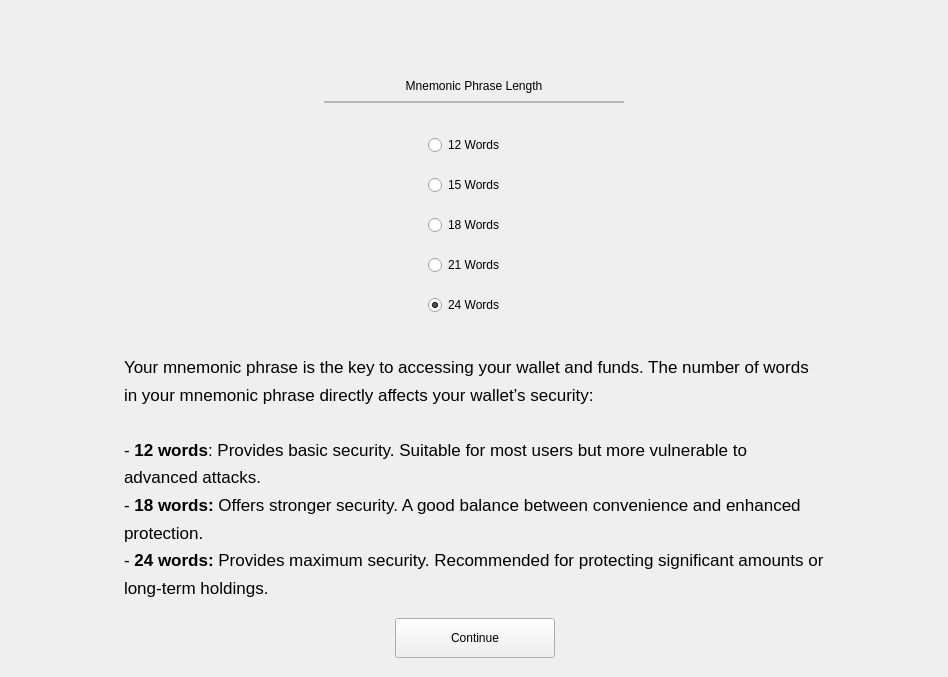
Old version of the form windows_desktop/a_seedlength.ui in the repository mwcproject/mwc-qt-wallet.
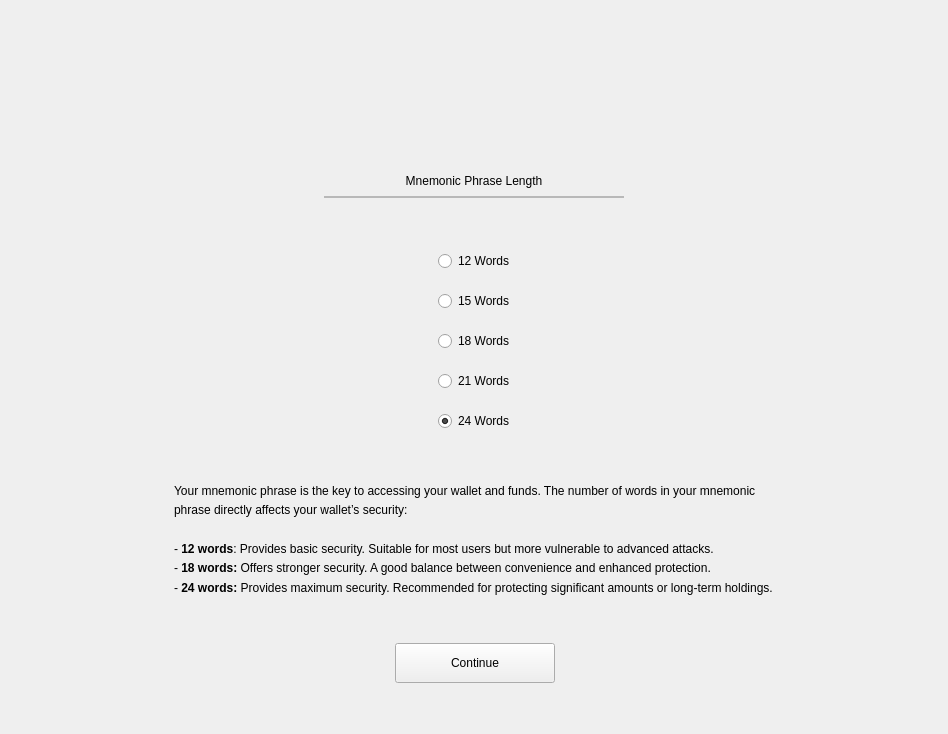
New version of the form. Icons and pictures are not drawn. Custom widgets are drawn as their Qt base class.

Diff of the .ui file:
```diff
--- a/windows_desktop/a_seedlength.ui
+++ b/windows_desktop/a_seedlength.ui
@@ -7,7 +7,7 @@
     <x>0</x>
     <y>0</y>
     <width>948</width>
-    <height>677</height>
+    <height>734</height>
    </rect>
   </property>
   <property name="focusPolicy">
@@ -214,24 +214,30 @@
       </spacer>
      </item>
      <item>
-      <widget class="QWidget" name="RadiosHolder" native="true">
-       <property name="sizePolicy">
-        <sizepolicy hsizetype="Fixed" vsizetype="Fixed">
-         <horstretch>0</horstretch>
-         <verstretch>0</verstretch>
-        </sizepolicy>
-       </property>
+      <widget class="QFrame" name="frame">
        <property name="minimumSize">
         <size>
          <width>221</width>
-         <height>231</height>
+         <height>200</height>
         </size>
        </property>
+       <property name="maximumSize">
+        <size>
+         <width>221</width>
+         <height>200</height>
+        </size>
+       </property>
+       <property name="frameShape">
+        <enum>QFrame::NoFrame</enum>
+       </property>
+       <property name="frameShadow">
+        <enum>QFrame::Plain</enum>
+       </property>
        <widget class="control::MwcRadioButton" name="radioLength24">
         <property name="geometry">
          <rect>
-          <x>50</x>
-          <y>180</y>
+          <x>60</x>
+          <y>170</y>
           <width>96</width>
           <height>20</height>
          </rect>
@@ -249,30 +255,11 @@
          <bool>true</bool>
         </property>
        </widget>
-       <widget class="control::MwcRadioButton" name="radioLength21">
-        <property name="geometry">
-         <rect>
-          <x>50</x>
-          <y>140</y>
-          <width>96</width>
-          <height>20</height>
-         </rect>
-        </property>
-        <property name="cursor">
-         <cursorShape>PointingHandCursor</cursorShape>
-        </property>
-        <property name="focusPolicy">
-         <enum>Qt::StrongFocus</enum>
-        </property>
-        <property name="text">
-         <string>21 Words</string>
-        </property>
-       </widget>
        <widget class="control::MwcRadioButton" name="radioLength15">
         <property name="geometry">
          <rect>
-          <x>50</x>
-          <y>60</y>
+          <x>60</x>
+          <y>50</y>
           <width>96</width>
           <height>20</height>
          </rect>
@@ -287,30 +274,11 @@
          <string>15 Words</string>
         </property>
        </widget>
-       <widget class="control::MwcRadioButton" name="radioLength12">
-        <property name="geometry">
-         <rect>
-          <x>50</x>
-          <y>20</y>
-          <width>96</width>
-          <height>20</height>
-         </rect>
-        </property>
-        <property name="cursor">
-         <cursorShape>PointingHandCursor</cursorShape>
-        </property>
-        <property name="focusPolicy">
-         <enum>Qt::StrongFocus</enum>
-        </property>
-        <property name="text">
-         <string>12 Words</string>
-        </property>
-       </widget>
        <widget class="control::MwcRadioButton" name="radioLength18">
         <property name="geometry">
          <rect>
-          <x>50</x>
-          <y>100</y>
+          <x>60</x>
+          <y>90</y>
           <width>96</width>
           <height>20</height>
          </rect>
@@ -325,6 +293,44 @@
          <string>18 Words</string>
         </property>
        </widget>
+       <widget class="control::MwcRadioButton" name="radioLength12">
+        <property name="geometry">
+         <rect>
+          <x>60</x>
+          <y>10</y>
+          <width>96</width>
+          <height>20</height>
+         </rect>
+        </property>
+        <property name="cursor">
+         <cursorShape>PointingHandCursor</cursorShape>
+        </property>
+        <property name="focusPolicy">
+         <enum>Qt::StrongFocus</enum>
+        </property>
+        <property name="text">
+         <string>12 Words</string>
+        </property>
+       </widget>
+       <widget class="control::MwcRadioButton" name="radioLength21">
+        <property name="geometry">
+         <rect>
+          <x>60</x>
+          <y>130</y>
+          <width>96</width>
+          <height>20</height>
+         </rect>
+        </property>
+        <property name="cursor">
+         <cursorShape>PointingHandCursor</cursorShape>
+        </property>
+        <property name="focusPolicy">
+         <enum>Qt::StrongFocus</enum>
+        </property>
+        <property name="text">
+         <string>21 Words</string>
+        </property>
+       </widget>
       </widget>
      </item>
      <item>
@@ -377,7 +383,7 @@
       <widget class="control::MwcLabelSmall" name="label_3">
        <property name="minimumSize">
         <size>
-         <width>700</width>
+         <width>600</width>
          <height>0</height>
         </size>
        </property>
@@ -385,8 +391,9 @@
         <string>&lt;!DOCTYPE HTML PUBLIC &quot;-//W3C//DTD HTML 4.0//EN&quot; &quot;http://www.w3.org/TR/REC-html40/strict.dtd&quot;&gt;
 &lt;html&gt;&lt;head&gt;&lt;meta name=&quot;qrichtext&quot; content=&quot;1&quot; /&gt;&lt;style type=&quot;text/css&quot;&gt;
 p, li { white-space: pre-wrap; }
-&lt;/style&gt;&lt;/head&gt;&lt;body style=&quot; font-family:'.AppleSystemUIFont'; font-size:13pt; font-weight:400; font-style:normal;&quot;&gt;
-&lt;p style=&quot; margin-top:12px; margin-bottom:12px; margin-left:0px; margin-right:0px; -qt-block-indent:0; text-indent:0px; line-height:138%;&quot;&gt;Your mnemonic phrase is the key to accessing your wallet and funds. The number of words in your mnemonic phrase directly affects your wallet’s security:&lt;br /&gt;&lt;br /&gt;- &lt;span style=&quot; font-weight:600;&quot;&gt;12 words&lt;/span&gt;: Provides basic security. Suitable for most users but more vulnerable to advanced attacks.&lt;br /&gt;- &lt;span style=&quot; font-weight:600;&quot;&gt;18 words:&lt;/span&gt; Offers stronger security. A good balance between convenience and enhanced protection.&lt;br /&gt;- &lt;span style=&quot; font-weight:600;&quot;&gt;24 words:&lt;/span&gt; Provides maximum security. Recommended for protecting significant amounts or long-term holdings.&lt;/p&gt;&lt;/body&gt;&lt;/html&gt;</string>
+&lt;/style&gt;&lt;/head&gt;&lt;body style=&quot;line-height:138%;&quot;&gt;
+&lt;p&gt;
+Your mnemonic phrase is the key to accessing your wallet and funds. The number of words in your mnemonic phrase directly affects your wallet’s security:&lt;br /&gt;&lt;br /&gt;- &lt;span style=&quot; font-weight:600;&quot;&gt;12 words&lt;/span&gt;: Provides basic security. Suitable for most users but more vulnerable to advanced attacks.&lt;br /&gt;- &lt;span style=&quot; font-weight:600;&quot;&gt;18 words:&lt;/span&gt; Offers stronger security. A good balance between convenience and enhanced protection.&lt;br /&gt;- &lt;span style=&quot; font-weight:600;&quot;&gt;24 words:&lt;/span&gt; Provides maximum security. Recommended for protecting significant amounts or long-term holdings.&lt;/p&gt;&lt;/body&gt;&lt;/html&gt;</string>
        </property>
        <property name="wordWrap">
         <bool>true</bool>
```
Left out of the diff: 8 changed lines with no effect on the pictures.
